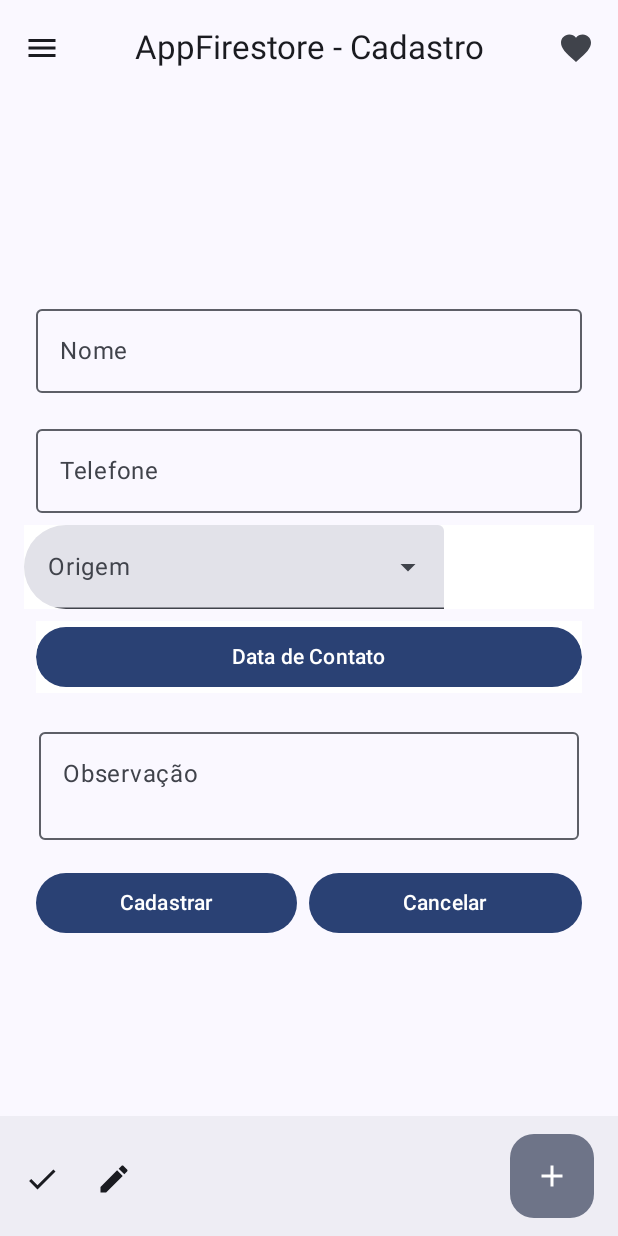
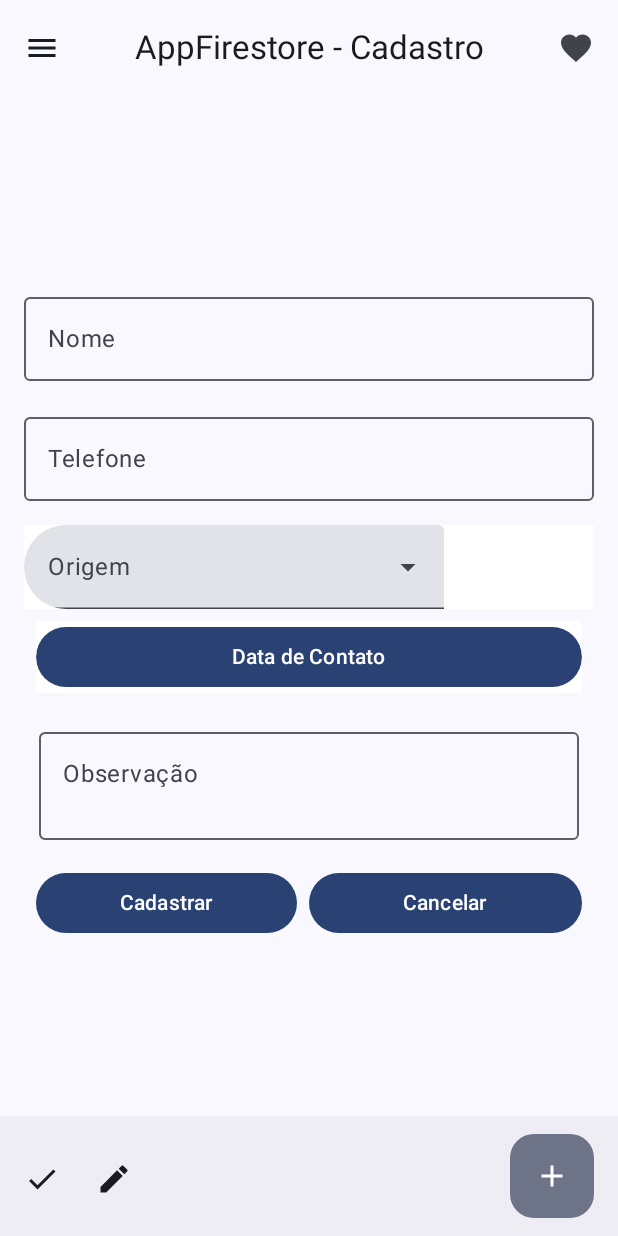
Before and after one commit to pedrojesus44/ComposableFirestore, an Android app built with Jetpack Compose: the @Preview function AppPreview, on a phone screen of 412 x 824 dp. Run offline under Robolectric (Android 15) with nearby library versions, the phone set to English and light mode, and no system bars.

```diff
--- a/app/src/main/java/com/example/composable/MainActivity.kt
+++ b/app/src/main/java/com/example/composable/MainActivity.kt
@@ -89,7 +89,6 @@ class MainActivity : ComponentActivity() {
         setContent {
             ComposableTheme {
                 App()
-                LoginForm()
             }
         }
     }
@@ -223,11 +222,10 @@ fun SearchBarSample() {
     }
 
 @Composable
+@OptIn(ExperimentalMaterial3Api::class)
 fun LoginForm() {
     var nome by remember { mutableStateOf("") }
     var telefone by remember { mutableStateOf("") }
-    var origem by remember { mutableStateOf("") }
-    var data by remember { mutableStateOf("") }
     var observacao by remember { mutableStateOf("") }
 
     Column(
@@ -240,27 +238,22 @@ fun LoginForm() {
         OutlinedTextField(
             value = nome,
             onValueChange = { nome = it },
-            label = { Text(text = "Nome") },
-            keyboardOptions = KeyboardOptions.Default.copy(
-                imeAction = ImeAction.Next,
-                keyboardType = KeyboardType.Text
-            ),
+            label = { Text("Nome") },
             modifier = Modifier
                 .fillMaxWidth()
-                .padding(8.dp)
+                .padding(bottom = 16.dp)
         )
 
         OutlinedTextField(
             value = telefone,
             onValueChange = { telefone = it },
-            label = { Text(text = "Telefone") },
-            keyboardOptions = KeyboardOptions.Default.copy(
-                imeAction = ImeAction.Done,
-                keyboardType = KeyboardType.Phone
-            ),
+            label = { Text("Telefone") },
             modifier = Modifier
                 .fillMaxWidth()
-                .padding(8.dp)
+                .padding(bottom = 16.dp),
+            keyboardOptions = KeyboardOptions.Default.copy(
+                keyboardType = KeyboardType.Number
+            )
         )
         EditableExposedDropdownMenuSample()
 
```
